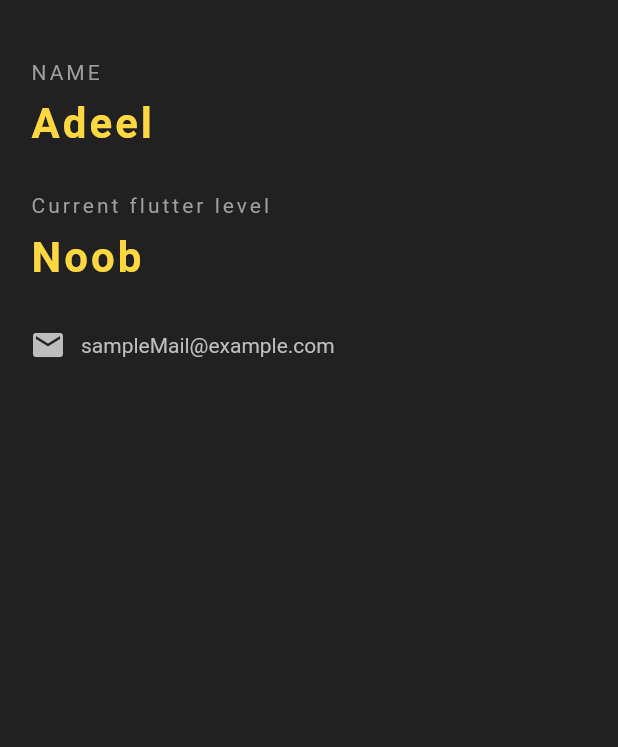
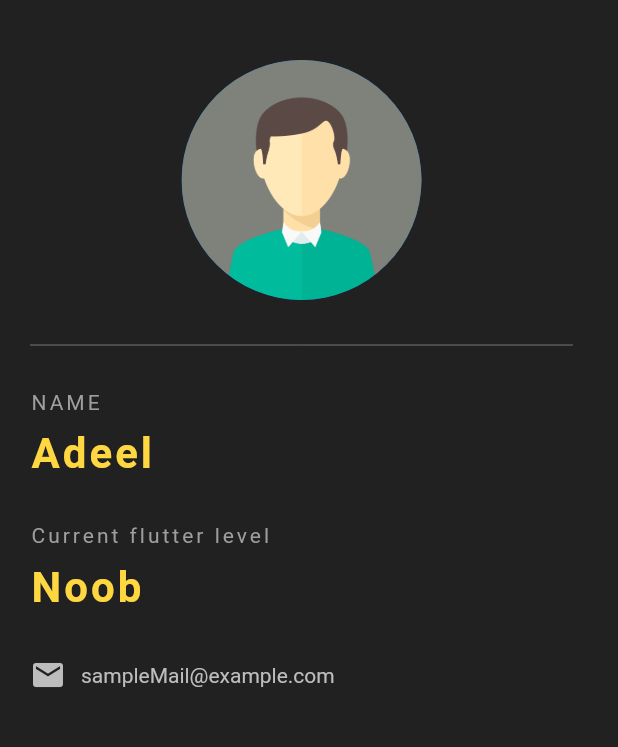
Before and after one commit to ade3l/flutter-id-card, a Flutter app: the screen it shows after launch, on a phone screen of 412 x 824 dp, the part 84-831 px from its top. Run offline on Flutter 3.47's test engine with Material 2 defaults, Android fonts, the phone set to English and light mode, and no system bars.

```diff
--- a/lib/main.dart
+++ b/lib/main.dart
@@ -24,6 +24,13 @@ class idCard extends StatelessWidget {
         child: Column(
             crossAxisAlignment: CrossAxisAlignment.start,
             children:  [
+              Center(
+                child: CircleAvatar(
+                  backgroundImage: AssetImage('assets/man.png'),
+                  radius: 80.0,
+                ),
+              ),
+              Divider(height: 60.0,color: Colors.grey[600],),
               const Text(
                 'NAME',
                 style: TextStyle(
--- a/pubspec.yaml
+++ b/pubspec.yaml
@@ -58,9 +58,8 @@ flutter:
   uses-material-design: true
 
   # To add assets to your application, add an assets section, like this:
-  # assets:
-  #   - images/a_dot_burr.jpeg
-  #   - images/a_dot_ham.jpeg
+  assets:
+    - assets/
 
   # An image asset can refer to one or more resolution-specific "variants", see
   # https://flutter.dev/assets-and-images/#resolution-aware.
```
Also changed, not shown: assets/man.png (added).
